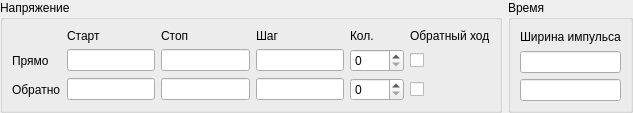
First picture: the form in gui/uies/voltage_config_widget.ui, repository neurocomputer/MemriBoard, before the edit.
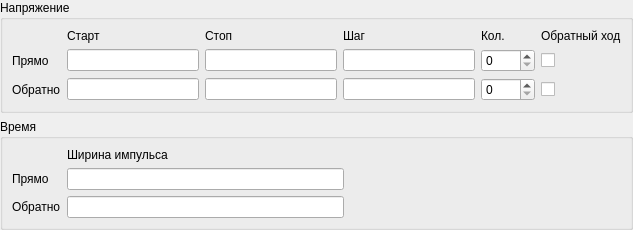
Second picture: the form after the edit. Custom widgets are drawn as their Qt base class.

Commit message: Signal window: transposed voltage/time, embedded matplotlib graph

The edit to the form file:
```diff
--- a/gui/uies/voltage_config_widget.ui
+++ b/gui/uies/voltage_config_widget.ui
@@ -7,7 +7,7 @@
     <x>0</x>
     <y>0</y>
     <width>633</width>
-    <height>100</height>
+    <height>204</height>
    </rect>
   </property>
   <property name="windowTitle">
@@ -27,7 +27,7 @@
     <number>0</number>
    </property>
    <item>
-    <layout class="QHBoxLayout" name="horizontalLayout">
+    <layout class="QVBoxLayout" name="verticalLayout_2">
      <item>
       <widget class="QGroupBox" name="groupBox_volt">
        <property name="title">
@@ -144,18 +144,45 @@
         <string>Время</string>
        </property>
        <layout class="QGridLayout" name="gridLayout_2">
-        <item row="1" column="0">
+        <item row="1" column="1">
          <widget class="ScientificQLineEdit" name="time_1_dir"/>
         </item>
-        <item row="0" column="0">
+        <item row="2" column="1">
+         <widget class="ScientificQLineEdit" name="time_1_rev"/>
+        </item>
+        <item row="0" column="1">
          <widget class="QLabel" name="label_time_1">
           <property name="text">
            <string>Ширина импульса</string>
           </property>
          </widget>
         </item>
+        <item row="1" column="2">
+         <spacer name="horizontalSpacer">
+          <property name="orientation">
+           <enum>Qt::Horizontal</enum>
+          </property>
+          <property name="sizeHint" stdset="0">
+           <size>
+            <width>40</width>
+            <height>20</height>
+           </size>
+          </property>
+         </spacer>
+        </item>
+        <item row="1" column="0">
+         <widget class="QLabel" name="label">
+          <property name="text">
+           <string>Прямо</string>
+          </property>
+         </widget>
+        </item>
         <item row="2" column="0">
-         <widget class="ScientificQLineEdit" name="time_1_rev"/>
+         <widget class="QLabel" name="label_2">
+          <property name="text">
+           <string>Обратно</string>
+          </property>
+         </widget>
         </item>
        </layout>
       </widget>
```
Left out of the diff: 114 changed lines with no effect on the pictures. The commit also changes 7 other files.
